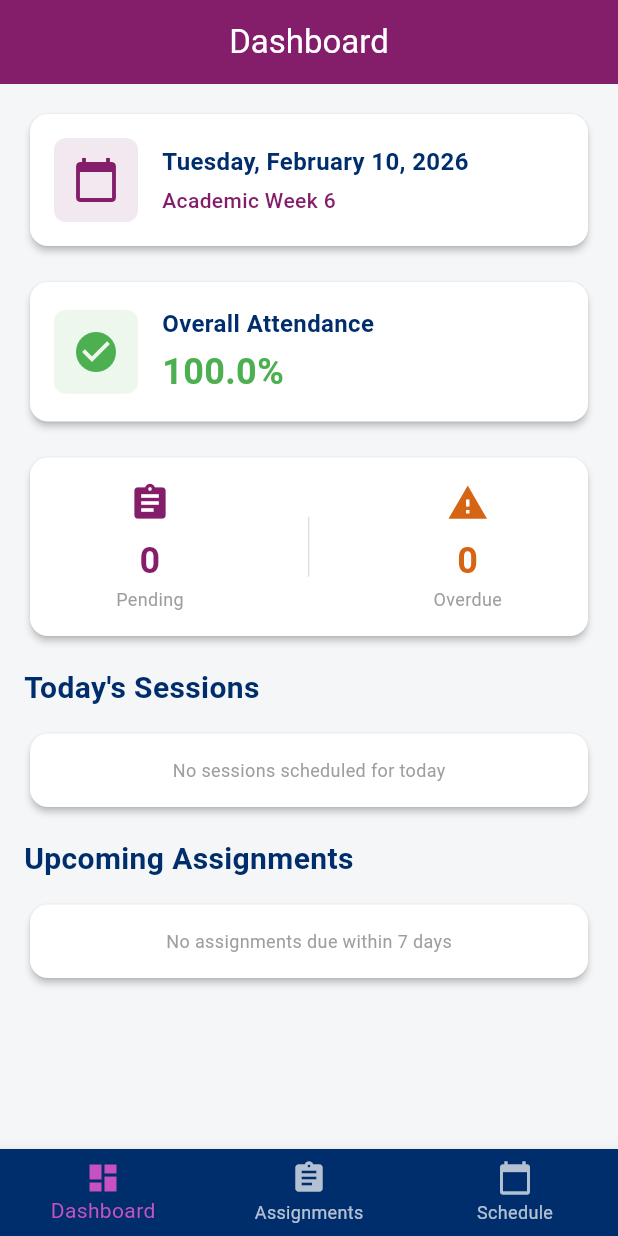
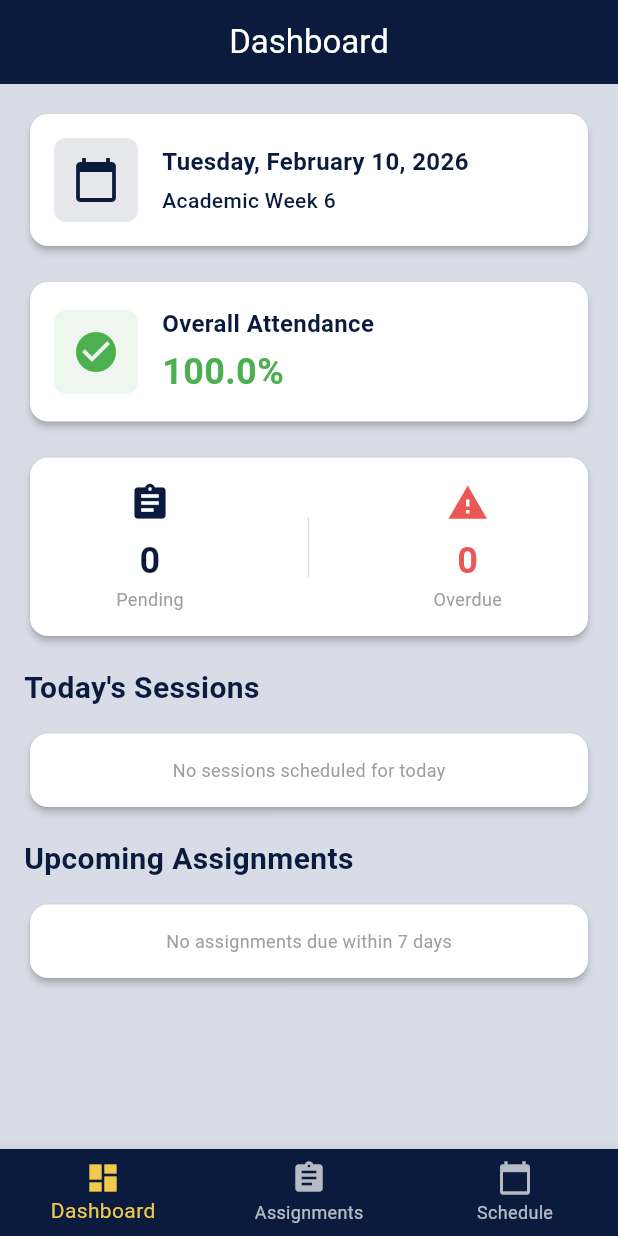
Before and after one commit to bienvenudev/student_academic_assistant, a Flutter app: the screen it shows after launch, on a phone screen of 412 x 824 dp. Run offline on Flutter 3.47's test engine with Material 3 defaults, Android fonts, the phone set to English and light mode, and no system bars; our stand-ins replace shared_preferences.

```diff
--- a/lib/main.dart
+++ b/lib/main.dart
@@ -29,35 +29,35 @@ class MyApp extends StatelessWidget {
       title: 'ALU Academic Assistant',
       debugShowCheckedModeBanner: false,
       theme: ThemeData(
-        primaryColor: AppColors.primaryPurple,
-        scaffoldBackgroundColor: AppColors.backgroundLight,
+        primaryColor: AppColors.primaryNavy,
+        scaffoldBackgroundColor: AppColors.mutedWhite,
         appBarTheme: const AppBarTheme(
-          backgroundColor: AppColors.primaryPurple,
-          foregroundColor: AppColors.textLight,
+          backgroundColor: AppColors.primaryNavy,
+          foregroundColor: AppColors.white,
           elevation: 0,
           centerTitle: true,
         ),
         colorScheme: ColorScheme.fromSwatch().copyWith(
-          primary: AppColors.primaryPurple,
-          secondary: AppColors.fuchsiaPink,
-          error: AppColors.aluOrange,
+          primary: AppColors.primaryNavy,
+          secondary: AppColors.accentYellow,
+          error: AppColors.red,
         ),
         bottomNavigationBarTheme: const BottomNavigationBarThemeData(
-          backgroundColor: AppColors.midnightBlue,
-          selectedItemColor: AppColors.fuchsiaPink,
+          backgroundColor: AppColors.navy,
+          selectedItemColor: AppColors.accentYellow,
           unselectedItemColor: Colors.white70,
           type: BottomNavigationBarType.fixed,
         ),
         cardTheme: const CardThemeData(
-          color: AppColors.cardWhite,
+          color: AppColors.cardBackground,
           elevation: 2,
           shape: RoundedRectangleBorder(
             borderRadius: BorderRadius.all(Radius.circular(12)),
           ),
         ),
         floatingActionButtonTheme: const FloatingActionButtonThemeData(
-          backgroundColor: AppColors.fuchsiaPink,
-          foregroundColor: AppColors.textLight,
+          backgroundColor: AppColors.accentYellow,
+          foregroundColor: AppColors.navy,
         ),
       ),
       home: const MainNavigationScreen(),
@@ -150,7 +150,7 @@ class PlaceholderScreen extends StatelessWidget {
             Icon(
               Icons.construction,
               size: 64,
-              color: AppColors.primaryPurple.withOpacity(0.5),
+              color: AppColors.primaryNavy.withOpacity(0.5),
             ),
             const SizedBox(height: 16),
             Text('$title Screen', style: AppTextStyles.heading2),
--- a/lib/models/session.dart
+++ b/lib/models/session.dart
@@ -1,6 +1,5 @@
 enum SessionType { classSession, masterySession, studyGroup, pslMeeting }
 
-/// Model for an academic session (class, study group, meeting)
 class Session {
   final String id;
   final String title;
--- a/lib/screens/assignments_screen.dart
+++ b/lib/screens/assignments_screen.dart
@@ -30,6 +30,7 @@ class _AssignmentsScreenState extends State<AssignmentsScreen> {
     super.initState();
   }
 
+  // Sort priority: incomplete first, then overdue, then by due date
   void _sortAssignments() {
     widget.assignments.sort((a, b) {
       if (!a.isCompleted && b.isCompleted) return -1;
@@ -235,9 +236,9 @@ class _AssignmentsScreenState extends State<AssignmentsScreen> {
       case 'High':
         return AppColors.warningRed;
       case 'Medium':
-        return AppColors.aluOrange;
+        return AppColors.statusYellow;
       case 'Low':
-        return AppColors.successGreen;
+        return AppColors.statusGreen;
       default:
         return Colors.grey;
     }
--- a/lib/screens/dashboard_screen.dart
+++ b/lib/screens/dashboard_screen.dart
@@ -56,12 +56,12 @@ class _DashboardScreenState extends State<DashboardScreen> {
             Container(
               padding: const EdgeInsets.all(12),
               decoration: BoxDecoration(
-                color: AppColors.primaryPurple.withOpacity(0.1),
+                color: AppColors.primaryNavy.withOpacity(0.1),
                 borderRadius: BorderRadius.circular(8),
               ),
               child: const Icon(
                 Icons.calendar_today,
-                color: AppColors.primaryPurple,
+                color: AppColors.primaryNavy,
                 size: 32,
               ),
             ),
@@ -75,7 +75,7 @@ class _DashboardScreenState extends State<DashboardScreen> {
                   Text(
                     'Academic Week $weekNumber',
                     style: AppTextStyles.bodyText.copyWith(
-                      color: AppColors.primaryPurple,
+                      color: AppColors.primaryNavy,
                       fontWeight: FontWeight.w500,
                     ),
                   ),
@@ -103,14 +103,14 @@ class _DashboardScreenState extends State<DashboardScreen> {
               decoration: BoxDecoration(
                 color: isLowAttendance
                     ? AppColors.warningRed.withOpacity(0.2)
-                    : AppColors.successGreen.withOpacity(0.1),
+                    : AppColors.statusGreen.withOpacity(0.1),
                 borderRadius: BorderRadius.circular(8),
               ),
               child: Icon(
                 isLowAttendance ? Icons.warning : Icons.check_circle,
                 color: isLowAttendance
                     ? AppColors.warningRed
-                    : AppColors.successGreen,
+                    : AppColors.statusGreen,
                 size: 32,
               ),
             ),
@@ -128,7 +128,7 @@ class _DashboardScreenState extends State<DashboardScreen> {
                       fontWeight: FontWeight.bold,
                       color: isLowAttendance
                           ? AppColors.warningRed
-                          : AppColors.successGreen,
+                          : AppColors.statusGreen,
                     ),
                   ),
                   if (isLowAttendance)
@@ -162,14 +162,14 @@ class _DashboardScreenState extends State<DashboardScreen> {
               'Pending',
               pendingCount.toString(),
               Icons.assignment,
-              AppColors.primaryPurple,
+              AppColors.primaryNavy,
             ),
             Container(width: 1, height: 40, color: Colors.grey[300]),
             _buildStatColumn(
               'Overdue',
               overdueCount.toString(),
               Icons.warning,
-              AppColors.aluOrange,
+              AppColors.red,
             ),
           ],
         ),
@@ -265,10 +265,10 @@ class _DashboardScreenState extends State<DashboardScreen> {
         leading: Container(
           padding: const EdgeInsets.all(8),
           decoration: BoxDecoration(
-            color: AppColors.fuchsiaPink.withOpacity(0.1),
+            color: AppColors.accentYellow.withOpacity(0.1),
             borderRadius: BorderRadius.circular(8),
           ),
-          child: const Icon(Icons.school, color: AppColors.fuchsiaPink),
+          child: const Icon(Icons.school, color: AppColors.accentYellow),
         ),
         title: Text(session.title, style: AppTextStyles.heading3),
         subtitle: Text(
@@ -277,7 +277,7 @@ class _DashboardScreenState extends State<DashboardScreen> {
         ),
         trailing: Chip(
           label: Text(session.type, style: const TextStyle(fontSize: 10)),
-          backgroundColor: AppColors.midnightBlue.withOpacity(0.1),
+          backgroundColor: AppColors.navy.withOpacity(0.1),
         ),
       ),
     );
@@ -294,13 +294,13 @@ class _DashboardScreenState extends State<DashboardScreen> {
           padding: const EdgeInsets.all(8),
           decoration: BoxDecoration(
             color: isUrgent
-                ? AppColors.aluOrange.withOpacity(0.1)
-                : AppColors.primaryPurple.withOpacity(0.1),
+                ? AppColors.red.withOpacity(0.1)
+                : AppColors.primaryNavy.withOpacity(0.1),
             borderRadius: BorderRadius.circular(8),
           ),
           child: Icon(
             Icons.assignment,
-            color: isUrgent ? AppColors.aluOrange : AppColors.primaryPurple,
+            color: isUrgent ? AppColors.red : AppColors.primaryNavy,
           ),
         ),
         title: Text(assignment.title, style: AppTextStyles.heading3),
@@ -319,7 +319,7 @@ class _DashboardScreenState extends State<DashboardScreen> {
                   : '${daysUntilDue}d',
               style: TextStyle(
                 fontWeight: FontWeight.bold,
-                color: isUrgent ? AppColors.aluOrange : AppColors.midnightBlue,
+                color: isUrgent ? AppColors.red : AppColors.navy,
               ),
             ),
             if (assignment.priority.isNotEmpty)
@@ -330,7 +330,7 @@ class _DashboardScreenState extends State<DashboardScreen> {
     );
   }
 
-  /// Calculate academic week number based on term start date
+  // Week calculation from term start date in constants
   int _calculateAcademicWeek(DateTime currentDate) {
     final difference = currentDate.difference(termStartDate).inDays;
     return (difference / 7).floor() + 1;
@@ -338,16 +338,15 @@ class _DashboardScreenState extends State<DashboardScreen> {
 
   double _calculateAttendancePercentage(List<Session> sessions) {
     if (sessions.isEmpty) {
-      return 100.0; // Default to 100% if no sessions
+      return 100.0; // Starting at 100% avoids confusing warnings before any sessions exist
     }
 
-    // Only count sessions that have attendance recorded
     final recordedSessions = sessions
         .where((s) => s.hasAttendanceRecorded())
         .toList();
 
     if (recordedSessions.isEmpty) {
-      return 100.0; // Default to 100% if no attendance recorded yet
+      return 100.0; // Don't penalize for unrecorded attendance
     }
 
     final presentCount = recordedSessions
--- a/lib/screens/schedule_screen.dart
+++ b/lib/screens/schedule_screen.dart
@@ -25,7 +25,7 @@ class _ScheduleScreenState extends State<ScheduleScreen> {
     return Scaffold(
       appBar: AppBar(title: const Text('Schedule')),
       floatingActionButton: FloatingActionButton(
-        backgroundColor: AppColors.primaryPurple,
+        backgroundColor: AppColors.accentYellow,
         onPressed: () {
           Navigator.push(
             context,
@@ -61,7 +61,7 @@ class _ScheduleScreenState extends State<ScheduleScreen> {
                       : session.isPresent!
                       ? const Icon(
                           Icons.check_circle,
-                          color: AppColors.successGreen,
+                          color: AppColors.statusGreen,
                         )
                       : const Icon(Icons.cancel, color: AppColors.warningRed),
                   title: Text(session.title),
@@ -84,7 +84,7 @@ class _ScheduleScreenState extends State<ScheduleScreen> {
                       IconButton(
                         icon: const Icon(
                           Icons.check,
-                          color: AppColors.successGreen,
+                          color: AppColors.statusGreen,
                         ),
                         tooltip: 'Mark as present',
                         onPressed: () {
--- a/lib/services/storage_service.dart
+++ b/lib/services/storage_service.dart
@@ -23,7 +23,7 @@ class StorageService {
   void _ensureInit() {
     if (!_initialized) {
       throw StateError(
-        'StorageService not initialized. Call await StorageService().init() in main() before runApp().',
+        'StorageService.init() must be called in main() before use',
       );
     }
   }
--- a/lib/utils/constants.dart
+++ b/lib/utils/constants.dart
@@ -1,26 +1,26 @@
 import 'package:flutter/material.dart';
 
 /// ALU Official Brand Colors
+
 class AppColors {
-  // Primary Brand Colors
-  static const Color primaryPurple = Color(0xFF841E6A);
-  static const Color midnightBlue = Color(0xFF002E6C);
+  // colors
+  static const Color navy = Color(0xFF0B1B3E);
+  static const Color navyDark = Color(0xFF07152F);
+  static const Color yellow = Color(0xFFF2C94C);
+  static const Color red = Color(0xFFEB5757);
+  static const Color white = Colors.white;
+  static const Color mutedWhite = Color(0xFFD8DCE6);
+  static const Color black = Colors.black;
 
-  // Secondary/Accent Colors
-  static const Color fuchsiaPink = Color(0xFFC751C0);
-  static const Color aluOrange = Color(0xFFD66415);
-
-  // Neutral Colors for UI
-  static const Color backgroundLight = Color(
-    0xFFF4F6F8,
-  ); // Light grey for dashboard background
-  static const Color textDark = Color(0xFF1D1D1D);
-  static const Color textLight = Color(0xFFFFFFFF);
-  static const Color cardWhite = Color(0xFFFFFFFF);
-
-  // Status Colors
-  static const Color successGreen = Color(0xFF4CAF50);
-  static const Color warningRed = Color(0xFFE53935);
+  // Aliases
+  static const Color primaryNavy = navy;
+  static const Color accentYellow = yellow;
+  static const Color warningRed = red;
+  static const Color statusGreen = Color(0xFF4CAF50);
+  static const Color statusYellow = yellow;
+  static const Color statusRed = red;
+  static const Color cardBackground = white;
+  static const Color scaffoldBackground = navy;
 }
 
 /// App-wide text styles
@@ -28,24 +28,24 @@ class AppTextStyles {
   static const TextStyle heading1 = TextStyle(
     fontSize: 24,
     fontWeight: FontWeight.bold,
-    color: AppColors.midnightBlue,
+    color: AppColors.navy,
   );
 
   static const TextStyle heading2 = TextStyle(
     fontSize: 20,
     fontWeight: FontWeight.bold,
-    color: AppColors.midnightBlue,
+    color: AppColors.navy,
   );
 
   static const TextStyle heading3 = TextStyle(
     fontSize: 16,
     fontWeight: FontWeight.w600,
-    color: AppColors.midnightBlue,
+    color: AppColors.navy,
   );
 
   static const TextStyle bodyText = TextStyle(
     fontSize: 14,
-    color: AppColors.textDark,
+    color: AppColors.black,
   );
 
   static const TextStyle caption = TextStyle(fontSize: 12, color: Colors.grey);
--- a/lib/utils/session_provider.dart
+++ b/lib/utils/session_provider.dart
@@ -8,6 +8,7 @@ class SessionProvider with ChangeNotifier {
 
   List<Session> get sessions => _sessions;
 
+  // Prevents duplicate loads when widgets rebuild
   Future<void> loadSessions() async {
     if (_isLoaded) return;
     _sessions = await StorageService().loadSessions();
@@ -48,7 +49,8 @@ class SessionProvider with ChangeNotifier {
   double get attendancePercentage {
     final attended = _sessions.where((s) => s.isPresent != null).toList();
 
-    if (attended.isEmpty) return 0;
+    if (attended.isEmpty)
+      return 0; // Return 0 instead of 100 to avoid misleading percentage
 
     final presentCount = attended.where((s) => s.isPresent == true).length;
 
```
